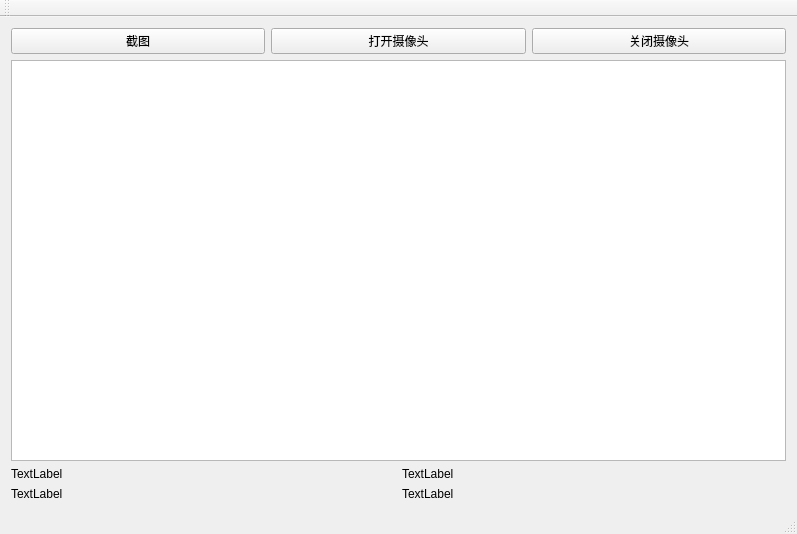
Before: the Qt Designer form QtGuiVisionPrj/QtGuiVisionPrj/QtGuiVisionPrj.ui in KingBoyBIT/StereoVision-InertialSensorFilter, drawn with Qt 5.
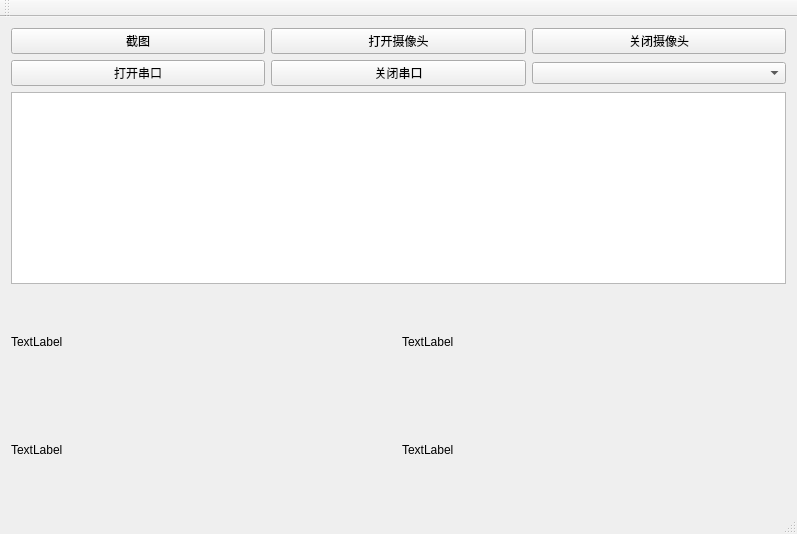
After: the same form once the commit is applied.

Commit message:
add some serial communication function
changed the interface and add some serial port reading functions

```diff
--- a/QtGuiVisionPrj/QtGuiVisionPrj/QtGuiVisionPrj.ui
+++ b/QtGuiVisionPrj/QtGuiVisionPrj/QtGuiVisionPrj.ui
@@ -19,12 +19,8 @@
      <layout class="QGridLayout" name="gridLayout_2">
       <item row="0" column="0">
        <layout class="QGridLayout" name="gridLayout_3">
-        <item row="0" column="0">
-         <widget class="QPushButton" name="CamshotBtn">
-          <property name="text">
-           <string>截图</string>
-          </property>
-         </widget>
+        <item row="1" column="2">
+         <widget class="QComboBox" name="PortBox"/>
         </item>
         <item row="0" column="1">
          <widget class="QPushButton" name="OpenCamBtn">
@@ -33,6 +29,13 @@
           </property>
          </widget>
         </item>
+        <item row="0" column="0">
+         <widget class="QPushButton" name="CamshotBtn">
+          <property name="text">
+           <string>截图</string>
+          </property>
+         </widget>
+        </item>
         <item row="0" column="2">
          <widget class="QPushButton" name="CloseCamBtn">
           <property name="text">
@@ -40,8 +43,29 @@
           </property>
          </widget>
         </item>
-        <item row="1" column="0" colspan="3">
-         <widget class="QTextEdit" name="textEditin"/>
+        <item row="2" column="0" colspan="3">
+         <widget class="QTextEdit" name="textEditin">
+          <property name="sizePolicy">
+           <sizepolicy hsizetype="Minimum" vsizetype="Minimum">
+            <horstretch>0</horstretch>
+            <verstretch>0</verstretch>
+           </sizepolicy>
+          </property>
+         </widget>
+        </item>
+        <item row="1" column="0">
+         <widget class="QPushButton" name="openSerialButton">
+          <property name="text">
+           <string>打开串口</string>
+          </property>
+         </widget>
+        </item>
+        <item row="1" column="1">
+         <widget class="QPushButton" name="closeSerialButton">
+          <property name="text">
+           <string>关闭串口</string>
+          </property>
+         </widget>
         </item>
        </layout>
       </item>
```
The commit also changes 3 other files.
